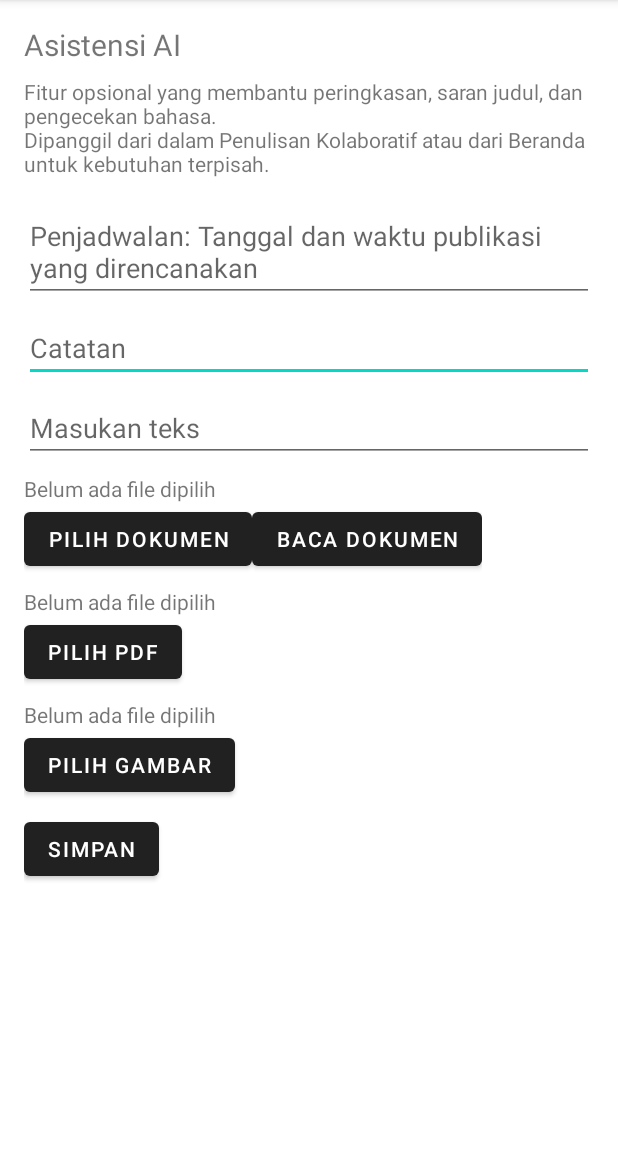
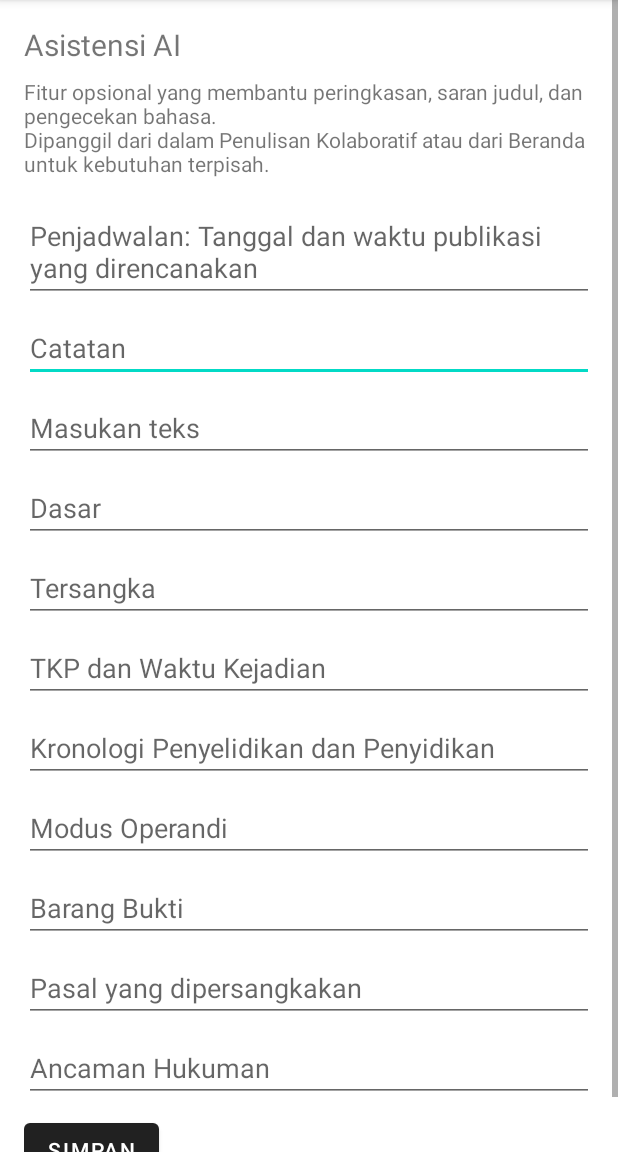
Before and after one commit to cicero78M/PenmasNews, an Android app: the AIHelperActivity screen opened directly, with no data from a screen before it, on a phone screen of 412 x 824 dp, the part 84-1236 px from its top. Run offline under Robolectric (Android 15) with nearby library versions, the phone set to English and light mode, and no system bars.

Commit message:
Remove file import buttons and add investigation fields

```diff
--- a/app/src/main/java/com/example/penmasnews/ui/AIHelperActivity.kt
+++ b/app/src/main/java/com/example/penmasnews/ui/AIHelperActivity.kt
@@ -1,24 +1,14 @@
 package com.example.penmasnews.ui
 
 import android.app.DatePickerDialog
-import android.app.Activity
-import android.content.Intent
-import android.net.Uri
 import android.os.Bundle
 import android.widget.Button
 import android.widget.EditText
-import android.widget.TextView
 import androidx.appcompat.app.AppCompatActivity
 import com.example.penmasnews.R
 import java.util.Calendar
-import java.io.BufferedReader
-import java.io.InputStreamReader
 
 class AIHelperActivity : AppCompatActivity() {
-    private val pickDoc = 100
-    private val pickPdf = 101
-    private val pickImage = 102
-    private var docUri: Uri? = null
     override fun onCreate(savedInstanceState: Bundle?) {
         super.onCreate(savedInstanceState)
         setContentView(R.layout.activity_ai_helper)
@@ -26,13 +16,14 @@ class AIHelperActivity : AppCompatActivity() {
         val dateEdit = findViewById<EditText>(R.id.editDate)
         val notesEdit = findViewById<EditText>(R.id.editNotes)
         val inputEdit = findViewById<EditText>(R.id.editInputText)
-        val docText = findViewById<TextView>(R.id.textDoc)
-        val pdfText = findViewById<TextView>(R.id.textPdf)
-        val imageText = findViewById<TextView>(R.id.textImage)
-        val docButton = findViewById<Button>(R.id.buttonChooseDoc)
-        val readDocButton = findViewById<Button>(R.id.buttonReadDoc)
-        val pdfButton = findViewById<Button>(R.id.buttonChoosePdf)
-        val imageButton = findViewById<Button>(R.id.buttonChooseImage)
+        val dasarEdit = findViewById<EditText>(R.id.editDasar)
+        val tersangkaEdit = findViewById<EditText>(R.id.editTersangka)
+        val tkpEdit = findViewById<EditText>(R.id.editTKP)
+        val kronologiEdit = findViewById<EditText>(R.id.editKronologi)
+        val modusEdit = findViewById<EditText>(R.id.editModus)
+        val barangBuktiEdit = findViewById<EditText>(R.id.editBarangBukti)
+        val pasalEdit = findViewById<EditText>(R.id.editPasal)
+        val ancamanEdit = findViewById<EditText>(R.id.editAncaman)
         val saveButton = findViewById<Button>(R.id.buttonSave)
 
         val prefs = getSharedPreferences(javaClass.simpleName, MODE_PRIVATE)
@@ -40,30 +31,29 @@ class AIHelperActivity : AppCompatActivity() {
         dateEdit.setText(prefs.getString("date", ""))
         notesEdit.setText(prefs.getString("notes", ""))
         inputEdit.setText(prefs.getString("input", ""))
-        docText.text = prefs.getString("doc", getString(R.string.label_no_file))
-        pdfText.text = prefs.getString("pdf", getString(R.string.label_no_file))
-        imageText.text = prefs.getString("image", getString(R.string.label_no_file))
-
+        dasarEdit.setText(prefs.getString("dasar", ""))
+        tersangkaEdit.setText(prefs.getString("tersangka", ""))
+        tkpEdit.setText(prefs.getString("tkp", ""))
+        kronologiEdit.setText(prefs.getString("kronologi", ""))
+        modusEdit.setText(prefs.getString("modus", ""))
+        barangBuktiEdit.setText(prefs.getString("barang_bukti", ""))
+        pasalEdit.setText(prefs.getString("pasal", ""))
+        ancamanEdit.setText(prefs.getString("ancaman", ""))
         dateEdit.setOnClickListener { showDatePicker(dateEdit) }
-
-        docButton.setOnClickListener { pickDocFile() }
-        readDocButton.setOnClickListener {
-            docUri?.let { uri ->
-                val text = readFileText(uri)
-                inputEdit.setText(text)
-            }
-        }
-        pdfButton.setOnClickListener { pickFile("application/pdf", pickPdf) }
-        imageButton.setOnClickListener { pickFile("image/*", pickImage) }
 
         saveButton.setOnClickListener {
             prefs.edit()
                 .putString("date", dateEdit.text.toString())
                 .putString("notes", notesEdit.text.toString())
                 .putString("input", inputEdit.text.toString())
-                .putString("doc", docText.text.toString())
-                .putString("pdf", pdfText.text.toString())
-                .putString("image", imageText.text.toString())
+                .putString("dasar", dasarEdit.text.toString())
+                .putString("tersangka", tersangkaEdit.text.toString())
+                .putString("tkp", tkpEdit.text.toString())
+                .putString("kronologi", kronologiEdit.text.toString())
+                .putString("modus", modusEdit.text.toString())
+                .putString("barang_bukti", barangBuktiEdit.text.toString())
+                .putString("pasal", pasalEdit.text.toString())
+                .putString("ancaman", ancamanEdit.text.toString())
                 .apply()
         }
     }
@@ -82,47 +72,4 @@ class AIHelperActivity : AppCompatActivity() {
         ).show()
     }
 
-    private fun pickFile(type: String, request: Int) {
-        val intent = Intent(Intent.ACTION_GET_CONTENT).apply { this.type = type }
-        startActivityForResult(intent, request)
-    }
-
-    private fun pickDocFile() {
-        val intent = Intent(Intent.ACTION_GET_CONTENT).apply {
-            type = "*/*"
-            putExtra(
-                Intent.EXTRA_MIME_TYPES,
-                arrayOf(
-                    "application/msword",
-                    "application/vnd.openxmlformats-officedocument.wordprocessingml.document"
-                )
-            )
-        }
-        startActivityForResult(intent, pickDoc)
-    }
-
-    private fun readFileText(uri: Uri): String {
-        return try {
-            contentResolver.openInputStream(uri)?.use { stream ->
-                BufferedReader(InputStreamReader(stream)).readText()
-            } ?: ""
-        } catch (_: Exception) {
-            ""
-        }
-    }
-
-    override fun onActivityResult(requestCode: Int, resultCode: Int, data: Intent?) {
-        super.onActivityResult(requestCode, resultCode, data)
-        if (resultCode != Activity.RESULT_OK) return
-        val uri = data?.data ?: return
-        val name = uri.lastPathSegment ?: uri.toString()
-        when (requestCode) {
-            pickDoc -> {
-                docUri = uri
-                findViewById<TextView>(R.id.textDoc).text = name
-            }
-            pickPdf -> findViewById<TextView>(R.id.textPdf).text = name
-            pickImage -> findViewById<TextView>(R.id.textImage).text = name
-        }
-    }
 }
--- a/app/src/main/res/layout/activity_ai_helper.xml
+++ b/app/src/main/res/layout/activity_ai_helper.xml
@@ -44,56 +44,61 @@
             android:hint="@string/hint_input_text"
             android:layout_marginTop="8dp" />
 
-        <TextView
-            android:id="@+id/textDoc"
+        <EditText
+            android:id="@+id/editDasar"
             android:layout_width="match_parent"
             android:layout_height="wrap_content"
-            android:text="@string/label_no_file"
+            android:hint="@string/hint_dasar"
             android:layout_marginTop="8dp" />
 
-        <LinearLayout
-            android:orientation="horizontal"
-            android:layout_width="wrap_content"
-            android:layout_height="wrap_content">
-
-            <Button
-                android:id="@+id/buttonChooseDoc"
-                android:layout_width="wrap_content"
-                android:layout_height="wrap_content"
-                android:text="@string/button_choose_doc" />
-
-            <Button
-                android:id="@+id/buttonReadDoc"
-                android:layout_width="wrap_content"
-                android:layout_height="wrap_content"
-                android:text="@string/button_read_doc" />
-        </LinearLayout>
-
-        <TextView
-            android:id="@+id/textPdf"
+        <EditText
+            android:id="@+id/editTersangka"
             android:layout_width="match_parent"
             android:layout_height="wrap_content"
-            android:text="@string/label_no_file"
+            android:hint="@string/hint_tersangka"
             android:layout_marginTop="8dp" />
 
-        <Button
-            android:id="@+id/buttonChoosePdf"
-            android:layout_width="wrap_content"
-            android:layout_height="wrap_content"
-            android:text="@string/button_choose_pdf" />
-
-        <TextView
-            android:id="@+id/textImage"
+        <EditText
+            android:id="@+id/editTKP"
             android:layout_width="match_parent"
             android:layout_height="wrap_content"
-            android:text="@string/label_no_file"
+            android:hint="@string/hint_tkp"
             android:layout_marginTop="8dp" />
 
-        <Button
-            android:id="@+id/buttonChooseImage"
-            android:layout_width="wrap_content"
+        <EditText
+            android:id="@+id/editKronologi"
+            android:layout_width="match_parent"
             android:layout_height="wrap_content"
-            android:text="@string/button_choose_image" />
+            android:hint="@string/hint_kronologi"
+            android:layout_marginTop="8dp" />
+
+        <EditText
+            android:id="@+id/editModus"
+            android:layout_width="match_parent"
+            android:layout_height="wrap_content"
+            android:hint="@string/hint_modus"
+            android:layout_marginTop="8dp" />
+
+        <EditText
+            android:id="@+id/editBarangBukti"
+            android:layout_width="match_parent"
+            android:layout_height="wrap_content"
+            android:hint="@string/hint_barang_bukti"
+            android:layout_marginTop="8dp" />
+
+        <EditText
+            android:id="@+id/editPasal"
+            android:layout_width="match_parent"
+            android:layout_height="wrap_content"
+            android:hint="@string/hint_pasal"
+            android:layout_marginTop="8dp" />
+
+        <EditText
+            android:id="@+id/editAncaman"
+            android:layout_width="match_parent"
+            android:layout_height="wrap_content"
+            android:hint="@string/hint_ancaman"
+            android:layout_marginTop="8dp" />
 
         <Button
             android:id="@+id/buttonSave"
--- a/app/src/main/res/values/strings.xml
+++ b/app/src/main/res/values/strings.xml
@@ -24,9 +24,12 @@
     <string name="action_add">Tambah</string>
     <string name="action_save">Simpan</string>
     <string name="hint_input_text">Masukan teks</string>
-    <string name="button_choose_doc">Pilih Dokumen</string>
-    <string name="button_read_doc">Baca Dokumen</string>
-    <string name="button_choose_pdf">Pilih PDF</string>
-    <string name="button_choose_image">Pilih Gambar</string>
-    <string name="label_no_file">Belum ada file dipilih</string>
+    <string name="hint_dasar">Dasar</string>
+    <string name="hint_tersangka">Tersangka</string>
+    <string name="hint_tkp">TKP dan Waktu Kejadian</string>
+    <string name="hint_kronologi">Kronologi Penyelidikan dan Penyidikan</string>
+    <string name="hint_modus">Modus Operandi</string>
+    <string name="hint_barang_bukti">Barang Bukti</string>
+    <string name="hint_pasal">Pasal yang dipersangkakan</string>
+    <string name="hint_ancaman">Ancaman Hukuman</string>
 </resources>
```
Also changed, not shown: 2 other files.
